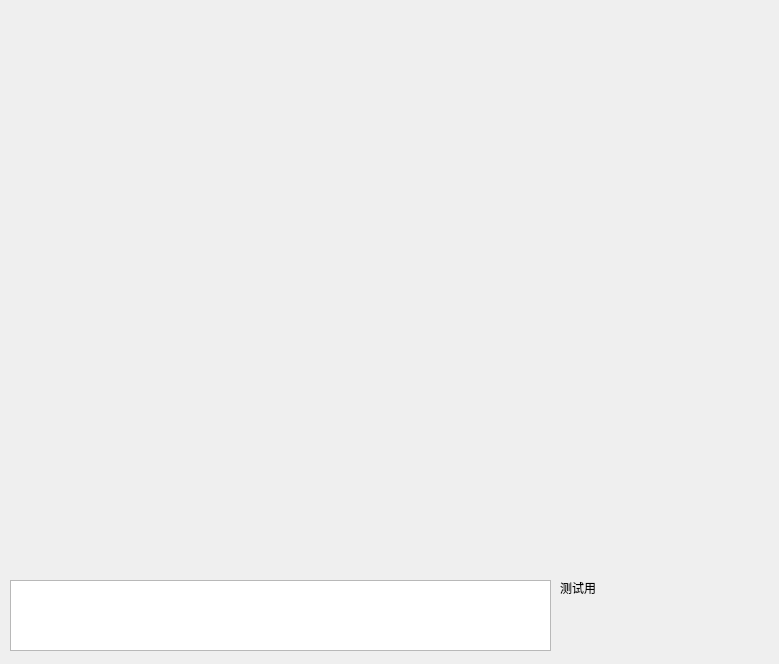
This is mainwindow.ui in translee/BombFightGame as Qt 5 draws it before an edit. The edited form follows.
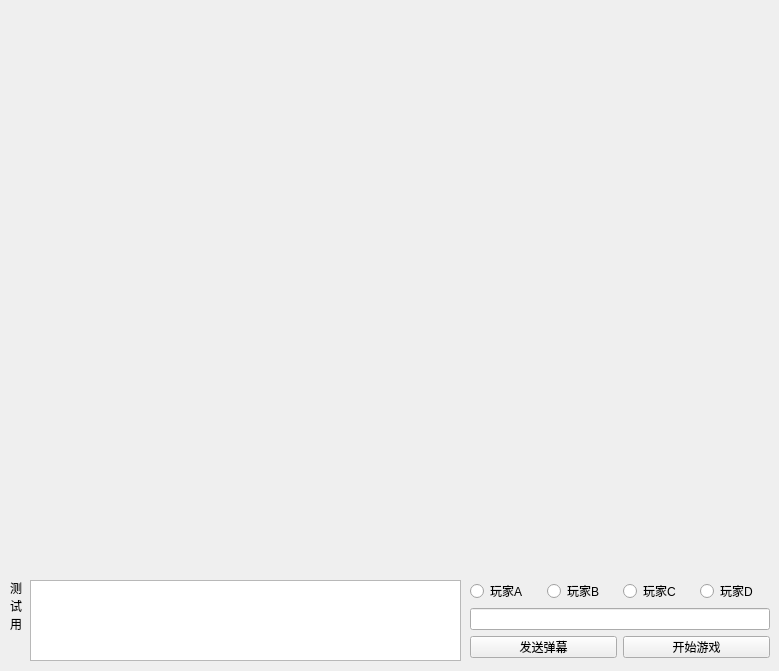
This is the edited form.

What changed in the file:
```diff
--- a/mainwindow.ui
+++ b/mainwindow.ui
@@ -7,7 +7,7 @@
     <x>0</x>
     <y>0</y>
     <width>779</width>
-    <height>664</height>
+    <height>671</height>
    </rect>
   </property>
   <property name="windowTitle">
@@ -28,10 +28,10 @@
    <widget class="QTextBrowser" name="textBrowser">
     <property name="geometry">
      <rect>
-      <x>10</x>
+      <x>30</x>
       <y>580</y>
-      <width>541</width>
-      <height>71</height>
+      <width>431</width>
+      <height>81</height>
      </rect>
     </property>
    </widget>
@@ -49,16 +49,75 @@
    <widget class="QLabel" name="label">
     <property name="geometry">
      <rect>
-      <x>560</x>
+      <x>10</x>
       <y>580</y>
-      <width>53</width>
-      <height>16</height>
+      <width>21</width>
+      <height>51</height>
      </rect>
     </property>
     <property name="text">
-     <string>测试用</string>
+     <string>测
+试
+用</string>
     </property>
    </widget>
+   <widget class="QWidget" name="gridLayoutWidget">
+    <property name="geometry">
+     <rect>
+      <x>470</x>
+      <y>580</y>
+      <width>300</width>
+      <height>79</height>
+     </rect>
+    </property>
+    <layout class="QGridLayout" name="gridLayout">
+     <item row="1" column="2">
+      <widget class="QRadioButton" name="radioButton_3">
+       <property name="text">
+        <string>玩家C</string>
+       </property>
+      </widget>
+     </item>
+     <item row="1" column="1">
+      <widget class="QRadioButton" name="radioButton_2">
+       <property name="text">
+        <string>玩家B</string>
+       </property>
+      </widget>
+     </item>
+     <item row="1" column="0">
+      <widget class="QRadioButton" name="radioButton_1">
+       <property name="text">
+        <string>玩家A</string>
+       </property>
+      </widget>
+     </item>
+     <item row="1" column="3">
+      <widget class="QRadioButton" name="radioButton_4">
+       <property name="text">
+        <string>玩家D</string>
+       </property>
+      </widget>
+     </item>
+     <item row="2" column="0" colspan="4">
+      <widget class="QLineEdit" name="lineEdit"/>
+     </item>
+     <item row="3" column="2" colspan="2">
+      <widget class="QPushButton" name="startButton">
+       <property name="text">
+        <string>开始游戏</string>
+       </property>
+      </widget>
+     </item>
+     <item row="3" column="0" colspan="2">
+      <widget class="QPushButton" name="sendButton">
+       <property name="text">
+        <string>发送弹幕</string>
+       </property>
+      </widget>
+     </item>
+    </layout>
+   </widget>
   </widget>
  </widget>
  <resources/>
```
Left out of the diff: 4 changed lines with no effect on the pictures.
